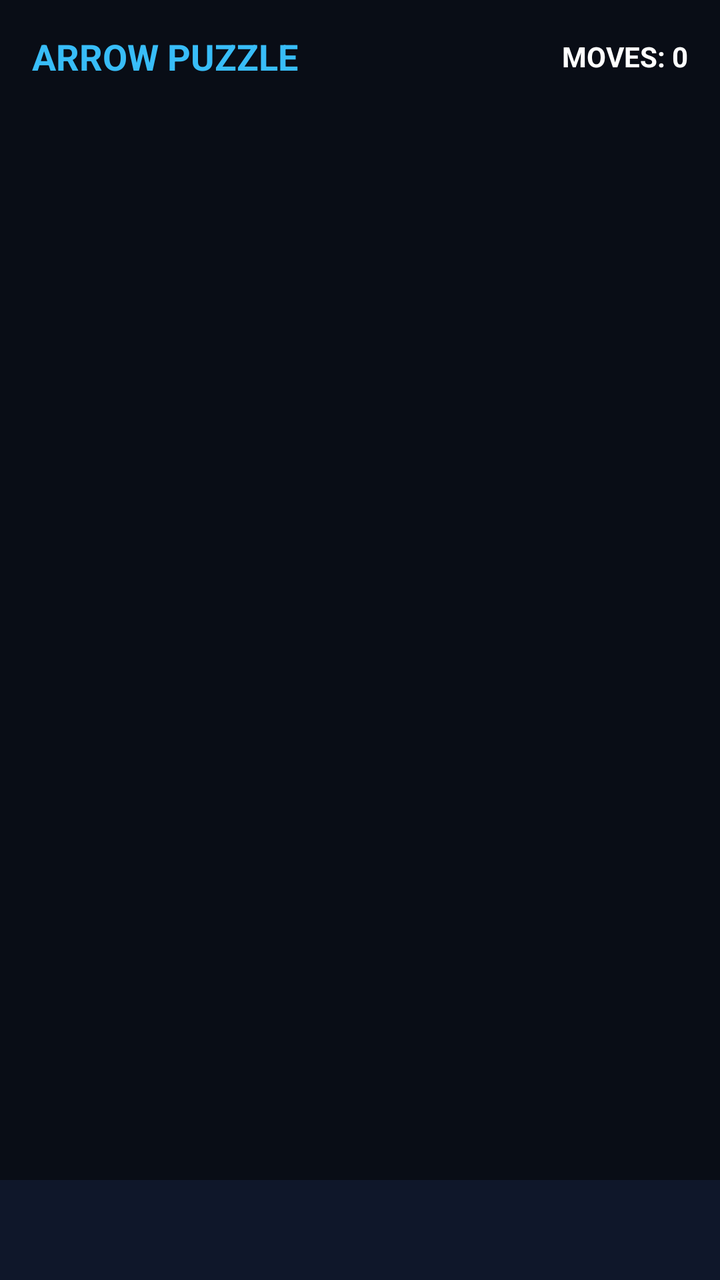
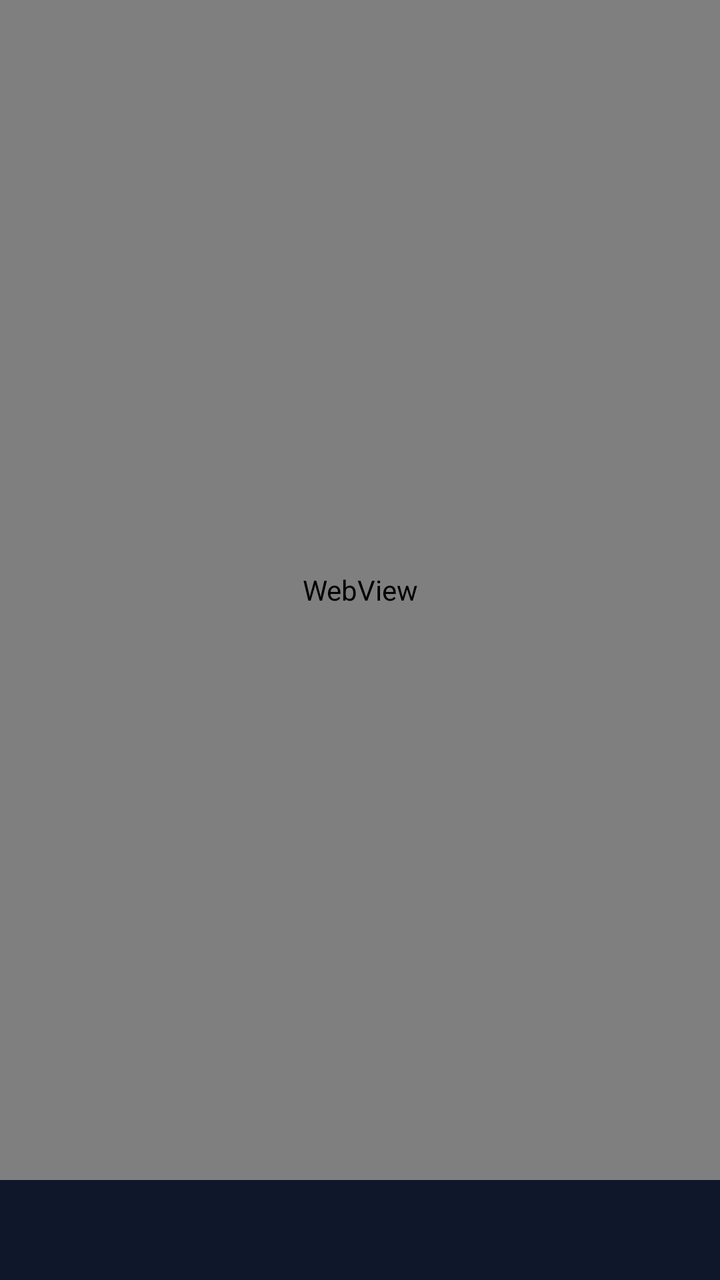

An Android layout rendered at two revisions. The XML below is the earlier revision; the diff shows what the commit changed to produce the second picture.
<!-- AndroidManifest.xml: application theme Theme.ArrowPuzzleTap -->
<!-- res/layout/activity_main.xml -->
<?xml version="1.0" encoding="utf-8"?>
<androidx.constraintlayout.widget.ConstraintLayout
    xmlns:android="http://schemas.android.com/apk/res/android"
    xmlns:app="http://schemas.android.com/apk/res-auto"
    android:layout_width="match_parent"
    android:layout_height="match_parent"
    android:background="#090d16">

    
    <LinearLayout
        android:id="@+id/headerBar"
        android:layout_width="match_parent"
        android:layout_height="wrap_content"
        android:orientation="horizontal"
        android:padding="16dp"
        android:gravity="center_vertical"
        app:layout_constraintTop_toTopOf="parent">

        <TextView
            android:id="@+id/tvLevelTitle"
            android:layout_width="0dp"
            android:layout_height="wrap_content"
            android:layout_weight="1"
            android:text="ARROW PUZZLE"
            android:textColor="#38bdf8"
            android:textSize="18sp"
            android:textStyle="bold" />

        <TextView
            android:id="@+id/tvMoves"
            android:layout_width="wrap_content"
            android:layout_height="wrap_content"
            android:text="MOVES: 0"
            android:textColor="#ffffff"
            android:textStyle="bold"
            android:textSize="14sp" />
    </LinearLayout>

    
    <FrameLayout
        android:id="@+id/gameContainer"
        android:layout_width="match_parent"
        android:layout_height="0dp"
        app:layout_constraintTop_toBottomOf="@id/headerBar"
        app:layout_constraintBottom_toTopOf="@id/adViewContainer" />

    
    <FrameLayout
        android:id="@+id/adViewContainer"
        android:layout_width="match_parent"
        android:layout_height="wrap_content"
        android:minHeight="50dp"
        android:background="#0f172a"
        app:layout_constraintBottom_toBottomOf="parent" />

</androidx.constraintlayout.widget.ConstraintLayout>
<!-- resources referenced by this layout -->
<resources>
  <style name="Theme.ArrowPuzzleTap" parent="Theme.MaterialComponents.DayNight.NoActionBar">
          <item name="colorPrimary">#38bdf8</item>
          <item name="colorPrimaryVariant">#0284c7</item>
          <item name="colorOnPrimary">#090d16</item>
          <item name="android:statusBarColor">#090d16</item>
          <item name="android:navigationBarColor">#090d16</item>
      </style>
</resources>

<!-- the commit's change to res/layout/activity_main.xml (unified diff, before → after) -->
@@ -7,41 +7,11 @@
     android:background="#090d16">
 
     
-    <LinearLayout
-        android:id="@+id/headerBar"
-        android:layout_width="match_parent"
-        android:layout_height="wrap_content"
-        android:orientation="horizontal"
-        android:padding="16dp"
-        android:gravity="center_vertical"
-        app:layout_constraintTop_toTopOf="parent">
-
-        <TextView
-            android:id="@+id/tvLevelTitle"
-            android:layout_width="0dp"
-            android:layout_height="wrap_content"
-            android:layout_weight="1"
-            android:text="ARROW PUZZLE"
-            android:textColor="#38bdf8"
-            android:textSize="18sp"
-            android:textStyle="bold" />
-
-        <TextView
-            android:id="@+id/tvMoves"
-            android:layout_width="wrap_content"
-            android:layout_height="wrap_content"
-            android:text="MOVES: 0"
-            android:textColor="#ffffff"
-            android:textStyle="bold"
-            android:textSize="14sp" />
-    </LinearLayout>
-
-    
-    <FrameLayout
-        android:id="@+id/gameContainer"
+    <WebView
+        android:id="@+id/gameWebView"
         android:layout_width="match_parent"
         android:layout_height="0dp"
-        app:layout_constraintTop_toBottomOf="@id/headerBar"
+        app:layout_constraintTop_toTopOf="parent"
         app:layout_constraintBottom_toTopOf="@id/adViewContainer" />
 
     
